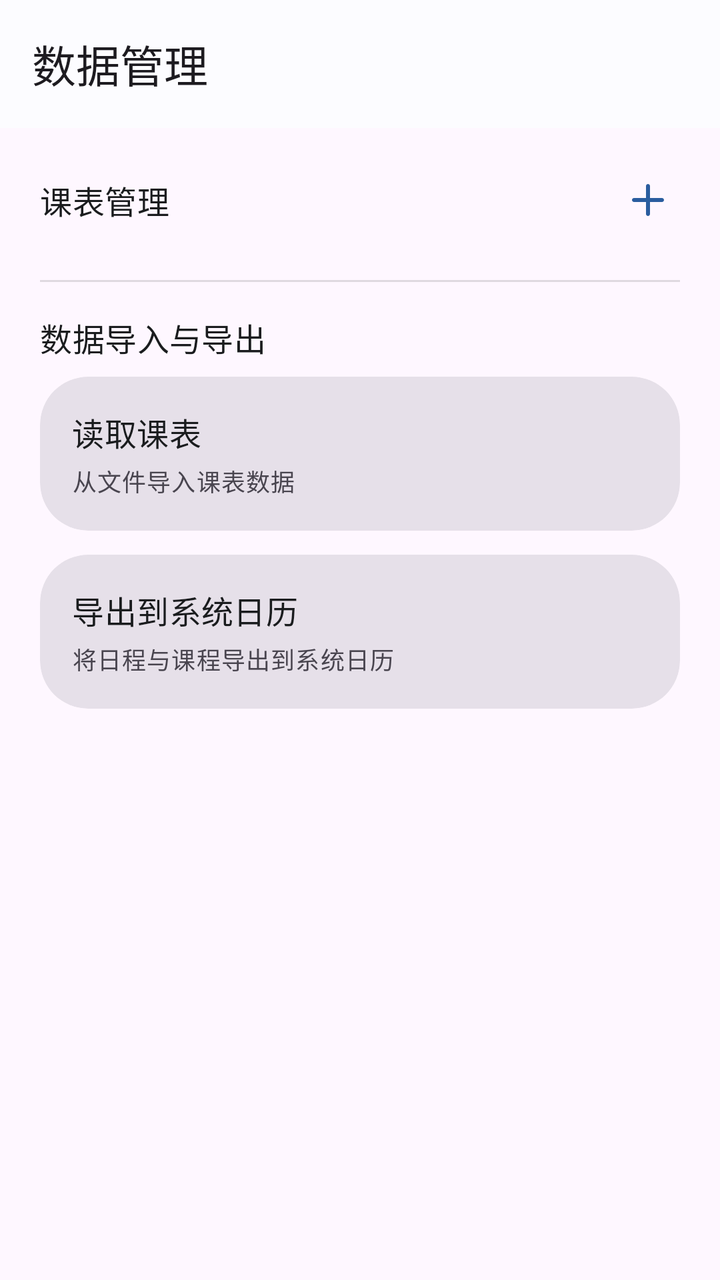
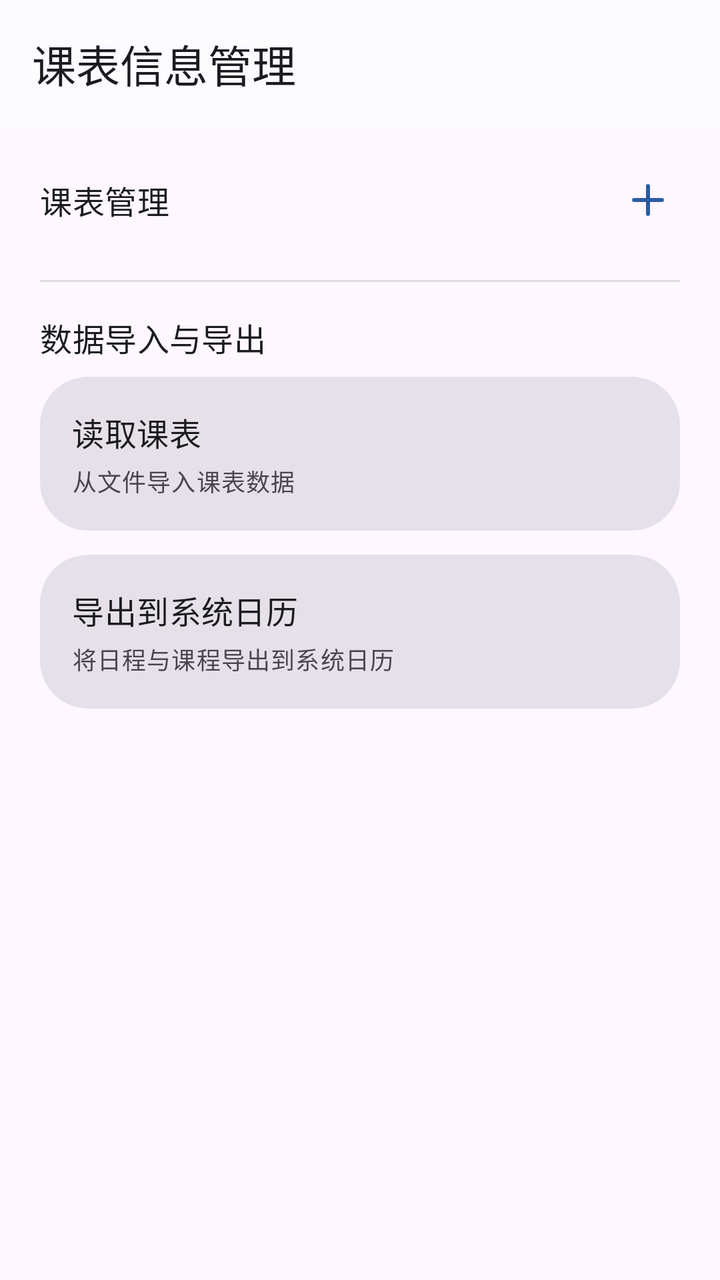

Two renders of the same Android screen: before a commit and after it. Below are the layout's source before the change and the commit's diff.
<!-- AndroidManifest.xml: application theme Theme.MyApplication -->
<!-- res/layout/activity_settings_data.xml -->
<?xml version="1.0" encoding="utf-8"?>
<androidx.coordinatorlayout.widget.CoordinatorLayout xmlns:android="http://schemas.android.com/apk/res/android"
    xmlns:app="http://schemas.android.com/apk/res-auto"
    android:id="@+id/rootSettingsData"
    android:layout_width="match_parent"
    android:layout_height="match_parent"
    android:fitsSystemWindows="true">

    <com.google.android.material.appbar.AppBarLayout
        android:layout_width="match_parent"
        android:layout_height="wrap_content"
        app:liftOnScroll="true">

        <com.google.android.material.appbar.MaterialToolbar
            android:id="@+id/toolbar"
            android:layout_width="match_parent"
            android:layout_height="?attr/actionBarSize"
            app:title="数据管理" />
    </com.google.android.material.appbar.AppBarLayout>

    <ScrollView
        android:layout_width="match_parent"
        android:layout_height="match_parent"
        app:layout_behavior="@string/appbar_scrolling_view_behavior">

        <LinearLayout
            android:layout_width="match_parent"
            android:layout_height="wrap_content"
            android:orientation="vertical"
            android:padding="20dp">

            
            <LinearLayout
                android:layout_width="match_parent"
                android:layout_height="wrap_content"
                android:layout_marginBottom="8dp"
                android:gravity="center_vertical"
                android:orientation="horizontal">

                <TextView
                    style="@style/Widget.MyApplication.SettingsRowTitle"
                    android:layout_width="0dp"
                    android:layout_height="wrap_content"
                    android:layout_marginBottom="0dp"
                    android:layout_weight="1"
                    android:text="课表管理" />

                <ImageView
                    android:id="@+id/ivAddTable"
                    android:layout_width="32dp"
                    android:layout_height="32dp"
                    android:background="?attr/selectableItemBackgroundBorderless"
                    android:clickable="true"
                    android:focusable="true"
                    android:padding="4dp"
                    android:src="@drawable/ic_add"
                    app:tint="?attr/colorPrimary" />
            </LinearLayout>

            <TextView
                android:id="@+id/tvNoTableHint"
                android:layout_width="match_parent"
                android:layout_height="wrap_content"
                android:layout_marginBottom="8dp"
                android:gravity="center"
                android:padding="16dp"
                android:text="暂无课表，请先从教务系统导入"
                android:textColor="?android:textColorSecondary"
                android:visibility="gone" />

            <LinearLayout
                android:id="@+id/containerTables"
                android:layout_width="match_parent"
                android:layout_height="wrap_content"
                android:orientation="vertical" />

            
            <View
                android:layout_width="match_parent"
                android:layout_height="1dp"
                android:layout_marginTop="16dp"
                android:layout_marginBottom="16dp"
                android:background="?android:dividerHorizontal" />

            
            <TextView
                style="@style/Widget.MyApplication.SettingsRowTitle"
                android:layout_width="wrap_content"
                android:layout_height="wrap_content"
                android:layout_marginBottom="8dp"
                android:text="数据导入与导出" />

            <com.google.android.material.card.MaterialCardView
                android:id="@+id/btnImportTable"
                style="@style/Widget.MyApplication.SettingsCard"
                android:layout_width="match_parent"
                android:layout_height="wrap_content"
                android:clickable="true"
                android:focusable="true"
                android:foreground="?attr/selectableItemBackground">

                <LinearLayout
                    android:layout_width="match_parent"
                    android:layout_height="wrap_content"
                    android:gravity="center_vertical"
                    android:orientation="horizontal"
                    android:padding="16dp">

                    <LinearLayout
                        android:layout_width="0dp"
                        android:layout_height="wrap_content"
                        android:layout_weight="1"
                        android:orientation="vertical">

                        <TextView
                            style="@style/Widget.MyApplication.SettingsRowTitle"
                            android:layout_width="wrap_content"
                            android:layout_height="wrap_content"
                            android:text="读取课表" />

                        <TextView
                            android:id="@+id/tvImportTableSummary"
                            style="@style/Widget.MyApplication.SettingsRowSummary"
                            android:layout_width="wrap_content"
                            android:layout_height="wrap_content"
                            android:layout_marginTop="4dp"
                            android:text="从文件导入课表数据" />
                    </LinearLayout>
                </LinearLayout>
            </com.google.android.material.card.MaterialCardView>

            <com.google.android.material.card.MaterialCardView
                android:id="@+id/btnImportCalendar"
                style="@style/Widget.MyApplication.SettingsCard"
                android:layout_width="match_parent"
                android:layout_height="wrap_content"
                android:layout_marginTop="12dp"
                android:clickable="true"
                android:focusable="true"
                android:foreground="?attr/selectableItemBackground">

                <LinearLayout
                    android:layout_width="match_parent"
                    android:layout_height="wrap_content"
                    android:gravity="center_vertical"
                    android:orientation="horizontal"
                    android:padding="16dp">

                    <LinearLayout
                        android:layout_width="0dp"
                        android:layout_height="wrap_content"
                        android:layout_weight="1"
                        android:orientation="vertical">

                        <TextView
                            style="@style/Widget.MyApplication.SettingsRowTitle"
                            android:layout_width="wrap_content"
                            android:layout_height="wrap_content"
                            android:text="导出到系统日历" />

                        <TextView
                            android:id="@+id/tvCalendarImportSummary"
                            style="@style/Widget.MyApplication.SettingsRowSummary"
                            android:layout_width="wrap_content"
                            android:layout_height="wrap_content"
                            android:layout_marginTop="4dp"
                            android:text="将日程与课程导出到系统日历" />
                    </LinearLayout>
                </LinearLayout>
            </com.google.android.material.card.MaterialCardView>
        </LinearLayout>
    </ScrollView>

</androidx.coordinatorlayout.widget.CoordinatorLayout>
<!-- resources referenced by this layout -->
<resources>
  <!-- drawable ic_add (drawable) -->
  <?xml version="1.0" encoding="utf-8"?>
  <vector xmlns:android="http://schemas.android.com/apk/res/android"
      android:width="24dp"
      android:height="24dp"
      android:viewportWidth="24"
      android:viewportHeight="24">
      <path
          android:fillColor="#FFFFFFFF"
          android:pathData="M19,11H13V5c0,-0.55 -0.45,-1 -1,-1s-1,0.45 -1,1v6H5c-0.55,0 -1,0.45 -1,1s0.45,1 1,1h6v6c0,0.55 0.45,1 1,1s1,-0.45 1,-1v-6h6c0.55,0 1,-0.45 1,-1s-0.45,-1 -1,-1z" />
  </vector>
  <style name="Widget.MyApplication.SettingsCard" parent="Widget.Material3.CardView.Filled">
          <item name="cardCornerRadius">24dp</item>
          <item name="cardElevation">0dp</item>
      </style>
  <style name="Widget.MyApplication.SettingsRowSummary" parent="TextAppearance.Material3.BodySmall">
          <item name="android:textColor">?attr/colorOnSurfaceVariant</item>
      </style>
  <style name="Widget.MyApplication.SettingsRowTitle" parent="TextAppearance.Material3.TitleMedium">
          <item name="android:textColor">?attr/colorOnSurface</item>
      </style>
  <style name="Theme.MyApplication" parent="Theme.Material3.DayNight.NoActionBar">
          <item name="windowActionModeOverlay">true</item>
          <item name="android:windowActionModeOverlay">true</item>
          <item name="android:statusBarColor">@android:color/transparent</item>
          <item name="android:navigationBarColor">@android:color/transparent</item>
          <item name="colorPrimary">@color/brand_primary</item>
          <item name="colorOnPrimary">@color/brand_on_primary</item>
          <item name="colorPrimaryContainer">@color/brand_primary_container</item>
          <item name="colorOnPrimaryContainer">@color/brand_on_primary_container</item>
          <item name="colorSecondary">@color/brand_secondary</item>
          <item name="colorOnSecondary">@color/brand_on_secondary</item>
          <item name="colorSecondaryContainer">@color/brand_secondary_container</item>
          <item name="colorOnSecondaryContainer">@color/brand_on_secondary_container</item>
          <item name="colorSurface">@color/brand_surface</item>
          <item name="colorOnSurface">@color/brand_on_surface</item>
          <item name="colorSurfaceVariant">@color/brand_surface_variant</item>
          <item name="materialAlertDialogTheme">@style/ThemeOverlay.MyApplication.MaterialAlertDialog</item>
      </style>
  <color name="brand_primary">#2A5D9F</color>
  <color name="brand_on_primary">#FFFFFFFF</color>
  <color name="brand_primary_container">#D6E3FF</color>
  <color name="brand_on_primary_container">#001B3F</color>
  <color name="brand_secondary">#4D607D</color>
  <color name="brand_on_secondary">#FFFFFFFF</color>
  <color name="brand_secondary_container">#D4E4FF</color>
  <color name="brand_on_secondary_container">#071C36</color>
  <color name="brand_surface">#FCFCFF</color>
  <color name="brand_on_surface">#1A1C1E</color>
  <color name="brand_surface_variant">#E0E2EC</color>
  <style name="ThemeOverlay.MyApplication.MaterialAlertDialog" parent="ThemeOverlay.Material3.MaterialAlertDialog">
          <item name="colorPrimary">?attr/colorPrimary</item>
          <item name="colorSecondary">?attr/colorSecondary</item>
      </style>
</resources>

<!-- the commit's change to res/layout/activity_settings_data.xml (unified diff, before → after) -->
@@ -15,7 +15,7 @@
             android:id="@+id/toolbar"
             android:layout_width="match_parent"
             android:layout_height="?attr/actionBarSize"
-            app:title="数据管理" />
+            app:title="课表信息管理" />
     </com.google.android.material.appbar.AppBarLayout>
 
     <ScrollView
